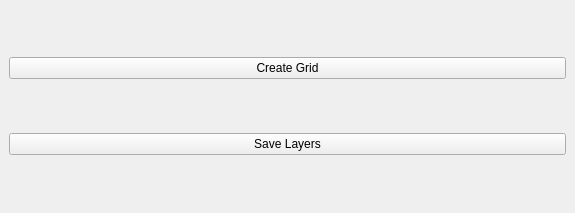
The window that elec_mapper_dockwidget_base.ui (jkariscodes/elec_mapper) describes before a commit, drawn with Qt 5.
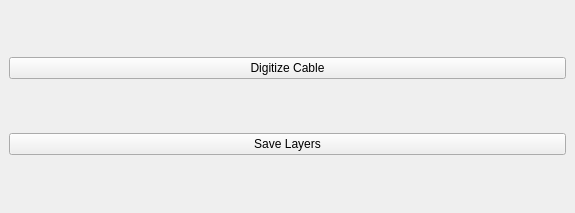
The same window after the commit.

Commit message: Updated load layer button label.

Diff of the .ui file:
```diff
--- a/elec_mapper_dockwidget_base.ui
+++ b/elec_mapper_dockwidget_base.ui
@@ -18,7 +18,7 @@
     <item row="0" column="0">
      <widget class="QPushButton" name="btnMapElec">
       <property name="text">
-       <string>Create Grid</string>
+       <string>Digitize Cable</string>
       </property>
      </widget>
     </item>
```
Left out of the diff: 2 changed lines with no effect on the pictures.
